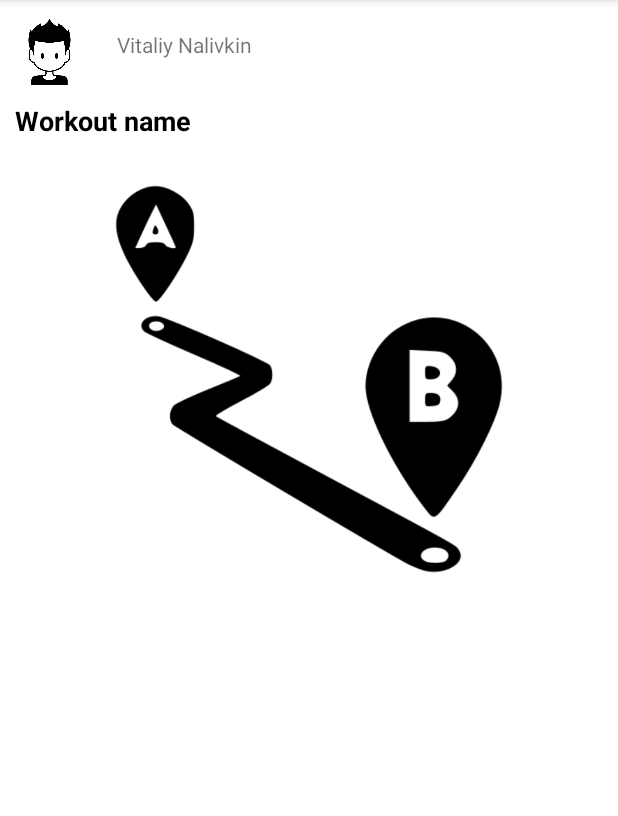
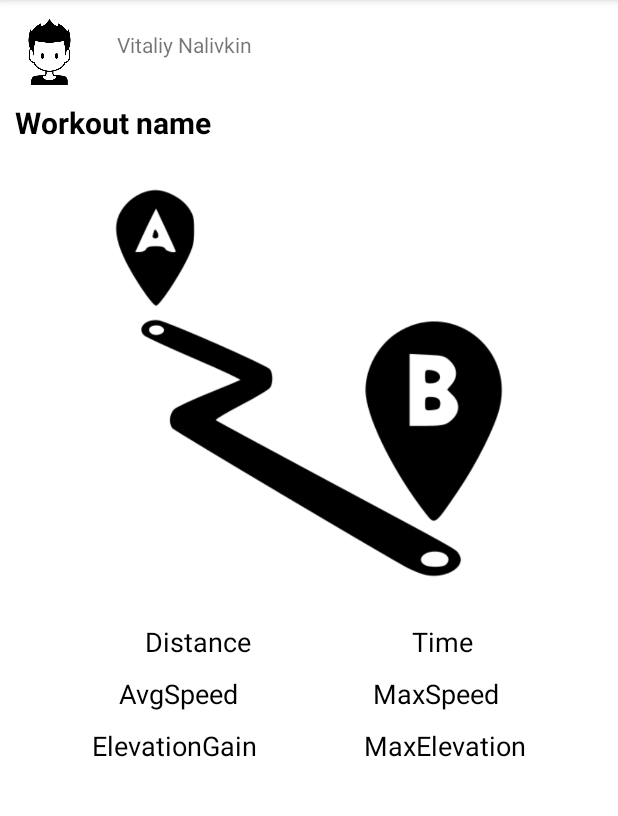
Before and after one commit to Axout/kts-android-09-2021, an Android app: the DetailedFragment screen opened through its navigation route, on a phone screen of 412 x 824 dp, the part 84-900 px from its top. Run offline under Robolectric (Android 15) with nearby library versions, the phone set to English and light mode, and no system bars; libraries missing offline, so code that uses them is left out: by.kirich1409.viewbindingdelegate; pictures from the network do not load; 10 statements that could not run were skipped.

Commit message:
add more field to DetailedActivity

```diff
--- a/app/src/main/java/com/axout/kts_android_09_2021/main/AthleteActivityAdapterDelegate.kt
+++ b/app/src/main/java/com/axout/kts_android_09_2021/main/AthleteActivityAdapterDelegate.kt
@@ -41,9 +41,9 @@ class AthleteActivityAdapterDelegate(
 
         fun bind(item: AthleteActivity) = with(containerView) {
             currentItem = item
-            "distance: ${item.distance} meters".also { tv_distance.text = it }
-            tv_name.text = item.name
-            tv_kudos.text = item.kudos.toString()
+            "distance: ${item.distance} meters".also { tvDistance.text = it }
+            tvName.text = item.name
+            tvKudos.text = item.kudos.toString()
         }
     }
 }
--- a/app/src/main/res/layout/fragment_detailed.xml
+++ b/app/src/main/res/layout/fragment_detailed.xml
@@ -4,11 +4,11 @@
         xmlns:app="http://schemas.android.com/apk/res-auto"
         xmlns:tools="http://schemas.android.com/tools"
         android:layout_width="match_parent"
-        android:layout_height="wrap_content"
+        android:layout_height="match_parent"
         tools:context=".detailed.DetailedFragment">
 
     <ImageView
-        android:id="@+id/iv_avatar"
+        android:id="@+id/ivAvatar"
         android:layout_width="50dp"
         android:layout_height="50dp"
         app:srcCompat="@drawable/avatar_m"
@@ -18,35 +18,107 @@
         android:contentDescription="@string/desc_avatar"/>
 
     <TextView
-        android:id="@+id/tv_authorComplex"
+        android:id="@+id/tvAuthor"
         android:text="@string/author"
         android:layout_width="wrap_content"
         android:layout_height="wrap_content"
         app:layout_constraintTop_toTopOf="parent"
-        app:layout_constraintStart_toEndOf="@+id/iv_avatar"
+        app:layout_constraintStart_toEndOf="@+id/ivAvatar"
         android:layout_marginStart="20dp"
         android:layout_marginTop="20dp"/>
 
     <TextView
-        android:id="@+id/tv_titleComplex"
+        android:id="@+id/tvActivityName"
         android:text="@string/complexTitle"
         android:layout_width="wrap_content"
         android:layout_height="wrap_content"
         app:layout_constraintStart_toStartOf="parent"
-        app:layout_constraintTop_toBottomOf="@+id/iv_avatar"
+        app:layout_constraintTop_toBottomOf="@+id/ivAvatar"
         android:layout_marginTop="10dp"
         android:layout_marginStart="10dp"
-        android:textSize="18sp"
+        android:textSize="20sp"
         android:textColor="@color/black"
         android:textStyle="bold"/>
 
     <ImageView
-        android:id="@+id/iv_photo"
+        android:id="@+id/ivPhoto"
         android:layout_width="match_parent"
         android:layout_height="300dp"
         app:srcCompat="@drawable/route_2"
-        app:layout_constraintTop_toBottomOf="@+id/tv_titleComplex"
+        app:layout_constraintTop_toBottomOf="@+id/tvActivityName"
         android:layout_marginTop="10dp"
         android:contentDescription="@string/desc_route"/>
 
+    <TextView
+        android:text="Distance"
+        android:layout_width="wrap_content"
+        android:layout_height="wrap_content"
+        android:id="@+id/tvDistance"
+        app:layout_constraintStart_toStartOf="parent"
+        app:layout_constraintEnd_toStartOf="@id/tvTime"
+        app:layout_constraintTop_toBottomOf="@id/ivPhoto"
+        android:layout_margin="10dp"
+        android:textColor="@color/black"
+        android:textSize="18sp"/>
+
+    <TextView
+        android:text="Time"
+        android:layout_width="wrap_content"
+        android:layout_height="wrap_content"
+        android:id="@+id/tvTime"
+        app:layout_constraintStart_toEndOf="@id/tvDistance"
+        app:layout_constraintEnd_toEndOf="parent"
+        app:layout_constraintTop_toBottomOf="@id/ivPhoto"
+        android:layout_margin="10dp"
+        android:textColor="@color/black"
+        android:textSize="18sp"/>
+
+    <TextView
+        android:text="AvgSpeed"
+        android:layout_width="wrap_content"
+        android:layout_height="wrap_content"
+        android:id="@+id/tvAvgSpeed"
+        app:layout_constraintStart_toStartOf="parent"
+        app:layout_constraintEnd_toStartOf="@id/tvMaxSpeed"
+        app:layout_constraintTop_toBottomOf="@id/tvDistance"
+        android:layout_margin="10dp"
+        android:textColor="@color/black"
+        android:textSize="18sp"/>
+
+    <TextView
+        android:text="MaxSpeed"
+        android:layout_width="wrap_content"
+        android:layout_height="wrap_content"
+        android:id="@+id/tvMaxSpeed"
+        app:layout_constraintStart_toEndOf="@id/tvAvgSpeed"
+        app:layout_constraintEnd_toEndOf="parent"
+        app:layout_constraintTop_toBottomOf="@id/tvTime"
+        android:layout_margin="10dp"
+        android:textColor="@color/black"
+        android:textSize="18sp"/>
+
+    <TextView
+        android:text="ElevationGain"
+        android:layout_width="wrap_content"
+        android:layout_height="wrap_content"
+        android:id="@+id/tvElevationGain"
+        app:layout_constraintStart_toStartOf="parent"
+        app:layout_constraintEnd_toStartOf="@id/tvMaxElevation"
+        app:layout_constraintTop_toBottomOf="@id/tvAvgSpeed"
+        android:layout_margin="10dp"
+        android:textColor="@color/black"
+        android:textSize="18sp"/>
+
+    <TextView
+        android:text="MaxElevation"
+        android:layout_width="wrap_content"
+        android:layout_height="wrap_content"
+        android:id="@+id/tvMaxElevation"
+        app:layout_constraintStart_toEndOf="@id/tvElevationGain"
+        app:layout_constraintEnd_toEndOf="parent"
+        app:layout_constraintTop_toBottomOf="@id/tvMaxSpeed"
+        android:layout_margin="10dp"
+        android:textColor="@color/black"
+        android:textSize="18sp"/>
+
 </androidx.constraintlayout.widget.ConstraintLayout>
```
Also changed, not shown: app/src/main/java/com/axout/kts_android_09_2021/detailed/DetailedActivity.kt (+11 -0 lines), app/src/main/java/com/axout/kts_android_09_2021/detailed/DetailedFragment.kt (+12 -8 lines), app/src/main/res/layout/item_activities.xml (+8 -8 lines), app/src/main/res/layout/item_simple.xml (deleted, +0 -59 lines).
